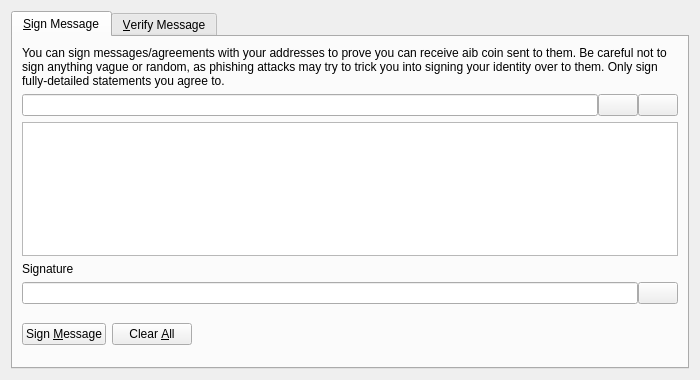
Above: src/qt/forms/signverifymessagedialog.ui from iobond/aib before the change. Below: the same form after it.
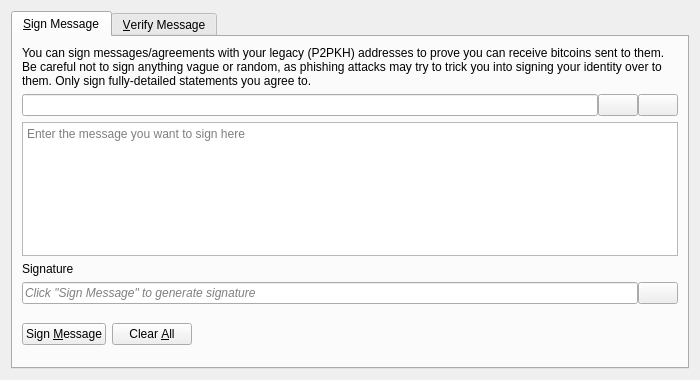
That is the form after the change. Icons and pictures are not drawn. Custom widgets are drawn as their Qt base class.

Commit message: PROOF OF CONCEPT: Bitcoin Core v30.0 + AIB Features Integration

What changed in the file:
```diff
--- a/src/qt/forms/signverifymessagedialog.ui
+++ b/src/qt/forms/signverifymessagedialog.ui
@@ -30,7 +30,7 @@
        <item>
         <widget class="QLabel" name="infoLabel_SM">
          <property name="text">
-          <string>You can sign messages/agreements with your addresses to prove you can receive aib coin sent to them. Be careful not to sign anything vague or random, as phishing attacks may try to trick you into signing your identity over to them. Only sign fully-detailed statements you agree to.</string>
+          <string>You can sign messages/agreements with your legacy (P2PKH) addresses to prove you can receive bitcoins sent to them. Be careful not to sign anything vague or random, as phishing attacks may try to trick you into signing your identity over to them. Only sign fully-detailed statements you agree to.</string>
          </property>
          <property name="textFormat">
           <enum>Qt::PlainText</enum>
@@ -99,6 +99,9 @@
          <property name="toolTip">
           <string>Enter the message you want to sign here</string>
          </property>
+         <property name="placeholderText">
+          <string>Enter the message you want to sign here</string>
+         </property>
         </widget>
        </item>
        <item>
@@ -118,6 +121,9 @@
          </property>
          <item>
           <widget class="QLineEdit" name="signatureOut_SM">
+           <property name="placeholderText">
+            <string>Click "Sign Message" to generate signature</string>
+           </property>
            <property name="font">
             <font>
              <italic>true</italic>
```
Left out of the diff: 30 changed lines with no effect on the pictures. The commit also changes 2708 other files.
